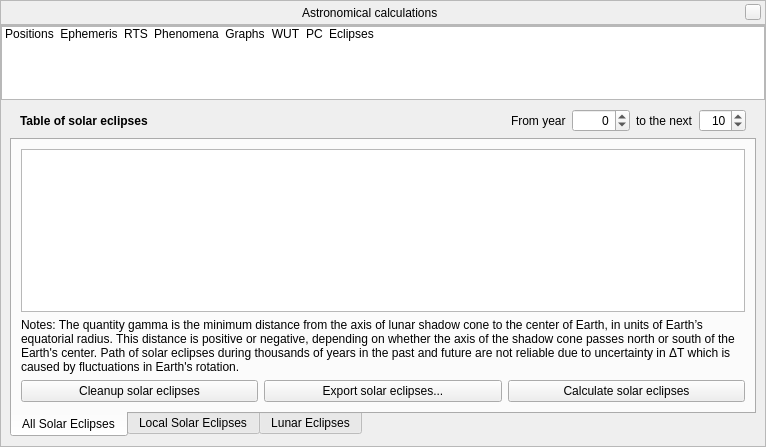
Qt form src/gui/astroCalcDialog.ui (Stellarium/stellarium) before a commit.
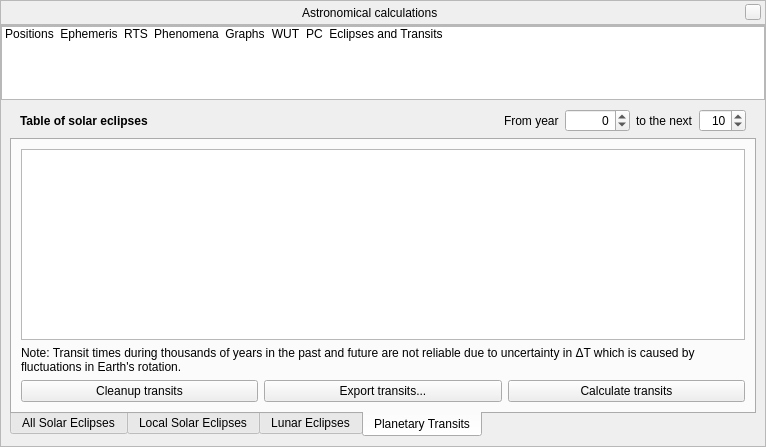
The same form after that commit. The open tabs and pages were chosen to show the change. Icons and pictures are not drawn. Custom widgets are drawn as their Qt base class.

Commit message: AstroCalc: Transits

The edit to the form file:
```diff
--- a/src/gui/astroCalcDialog.ui
+++ b/src/gui/astroCalcDialog.ui
@@ -346,7 +346,7 @@
         </item>
         <item>
          <property name="text">
-          <string>Eclipses</string>
+          <string>Eclipses and Transits</string>
          </property>
          <property name="icon">
           <iconset>
@@ -2792,6 +2792,73 @@
               </item>
              </layout>
             </widget>
+            <widget class="QWidget" name="tabTransit">
+             <attribute name="title">
+              <string>Planetary Transits</string>
+             </attribute>
+             <layout class="QGridLayout" name="gridLayout_24">
+              <item row="1" column="0">
+               <widget class="QTreeWidget" name="transitTreeWidget">
+                <property name="rootIsDecorated">
+                 <bool>false</bool>
+                </property>
+                <property name="uniformRowHeights">
+                 <bool>true</bool>
+                </property>
+                <property name="itemsExpandable">
+                 <bool>false</bool>
+                </property>
+                <property name="sortingEnabled">
+                 <bool>true</bool>
+                </property>
+                <property name="expandsOnDoubleClick">
+                 <bool>false</bool>
+                </property>
+                <property name="columnCount">
+                 <number>0</number>
+                </property>
+                <attribute name="headerShowSortIndicator" stdset="0">
+                 <bool>true</bool>
+                </attribute>
+               </widget>
+              </item>
+              <item row="2" column="0">
+               <widget class="QLabel" name="transitNoteLabel">
+                <property name="text">
+                 <string>Note: Transit times during thousands of years in the past and future are not reliable due to uncertainty in ΔT which is caused by fluctuations in Earth's rotation.</string>
+                </property>
+                <property name="wordWrap">
+                 <bool>true</bool>
+                </property>
+               </widget>
+              </item>
+              <item row="3" column="0">
+               <layout class="QHBoxLayout" name="horizontalLayout_45">
+                <item>
+                 <widget class="QPushButton" name="transitsCleanupButton">
+                  <property name="text">
+                   <string>Cleanup transits</string>
+                  </property>
+                 </widget>
+                </item>
+                <item>
+                 <widget class="QPushButton" name="transitsSaveButton">
+                  <property name="text">
+                   <string>Export transits...</string>
+                  </property>
+                 </widget>
+                </item>
+                <item>
+                 <widget class="QPushButton" name="transitsCalculateButton">
+                  <property name="text">
+                   <string>Calculate transits</string>
+                  </property>
+                 </widget>
+                </item>
+               </layout>
+              </item>
+             </layout>
+            </widget>
            </widget>
           </item>
           <item row="0" column="0">
@@ -2854,10 +2921,10 @@
                  <set>Qt::AlignRight|Qt::AlignTrailing|Qt::AlignVCenter</set>
                 </property>
                 <property name="minimum">
-                 <number>-9999</number>
+                 <number>-13000</number>
                 </property>
                 <property name="maximum">
-                 <number>9999</number>
+                 <number>17000</number>
                 </property>
                </widget>
               </item>
```
The commit also changes 2 other files.
